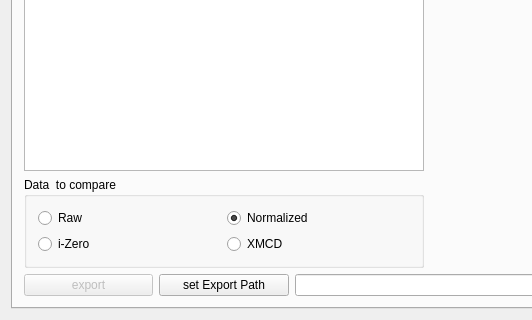
Before: the Qt Designer form mainwindow.ui in Rezenter/XMCDAnalyser, drawn with Qt 5; both pictures show x 0 to 532 and y 330 to 650 of the 1200 by 650 pixel window.
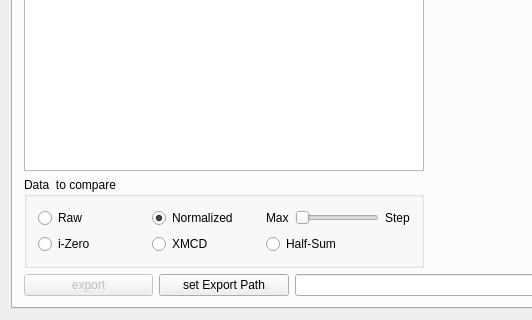
After: the same form once the commit is applied. The open tabs and pages were chosen to show the change. Icons and pictures are not drawn.

The edit to the form file:
```diff
--- a/mainwindow.ui
+++ b/mainwindow.ui
@@ -2129,6 +2129,12 @@
            </item>
            <item row="1" column="0">
             <widget class="QRadioButton" name="summaryZeroButton">
+             <property name="sizePolicy">
+              <sizepolicy hsizetype="Expanding" vsizetype="Fixed">
+               <horstretch>0</horstretch>
+               <verstretch>0</verstretch>
+              </sizepolicy>
+             </property>
              <property name="text">
               <string>i-Zero</string>
              </property>
@@ -2142,6 +2148,12 @@
            </item>
            <item row="1" column="1">
             <widget class="QRadioButton" name="summaryDiffButton">
+             <property name="sizePolicy">
+              <sizepolicy hsizetype="Expanding" vsizetype="Fixed">
+               <horstretch>0</horstretch>
+               <verstretch>0</verstretch>
+              </sizepolicy>
+             </property>
              <property name="text">
               <string>XMCD</string>
              </property>
@@ -2153,6 +2165,73 @@
              </attribute>
             </widget>
            </item>
+           <item row="0" column="2">
+            <widget class="QLabel" name="label_4">
+             <property name="sizePolicy">
+              <sizepolicy hsizetype="Minimum" vsizetype="Preferred">
+               <horstretch>0</horstretch>
+               <verstretch>0</verstretch>
+              </sizepolicy>
+             </property>
+             <property name="text">
+              <string>Max</string>
+             </property>
+            </widget>
+           </item>
+           <item row="0" column="3">
+            <widget class="QSlider" name="summaryNormSlider">
+             <property name="enabled">
+              <bool>true</bool>
+             </property>
+             <property name="sizePolicy">
+              <sizepolicy hsizetype="Minimum" vsizetype="Fixed">
+               <horstretch>0</horstretch>
+               <verstretch>0</verstretch>
+              </sizepolicy>
+             </property>
+             <property name="maximum">
+              <number>1</number>
+             </property>
+             <property name="pageStep">
+              <number>1</number>
+             </property>
+             <property name="orientation">
+              <enum>Qt::Horizontal</enum>
+             </property>
+             <property name="tickPosition">
+              <enum>QSlider::NoTicks</enum>
+             </property>
+            </widget>
+           </item>
+           <item row="0" column="4">
+            <widget class="QLabel" name="label_6">
+             <property name="sizePolicy">
+              <sizepolicy hsizetype="Minimum" vsizetype="Preferred">
+               <horstretch>0</horstretch>
+               <verstretch>0</verstretch>
+              </sizepolicy>
+             </property>
+             <property name="text">
+              <string>Step</string>
+             </property>
+            </widget>
+           </item>
+           <item row="1" column="2" colspan="3">
+            <widget class="QRadioButton" name="summaryHalfSumButton">
+             <property name="sizePolicy">
+              <sizepolicy hsizetype="Expanding" vsizetype="Fixed">
+               <horstretch>0</horstretch>
+               <verstretch>0</verstretch>
+              </sizepolicy>
+             </property>
+             <property name="text">
+              <string>Half-Sum</string>
+             </property>
+             <attribute name="buttonGroup">
+              <string notr="true">summaryButtonGroup</string>
+             </attribute>
+            </widget>
+           </item>
           </layout>
          </widget>
         </item>
```
Left out of the diff: 461 changed lines with no effect on the pictures.
